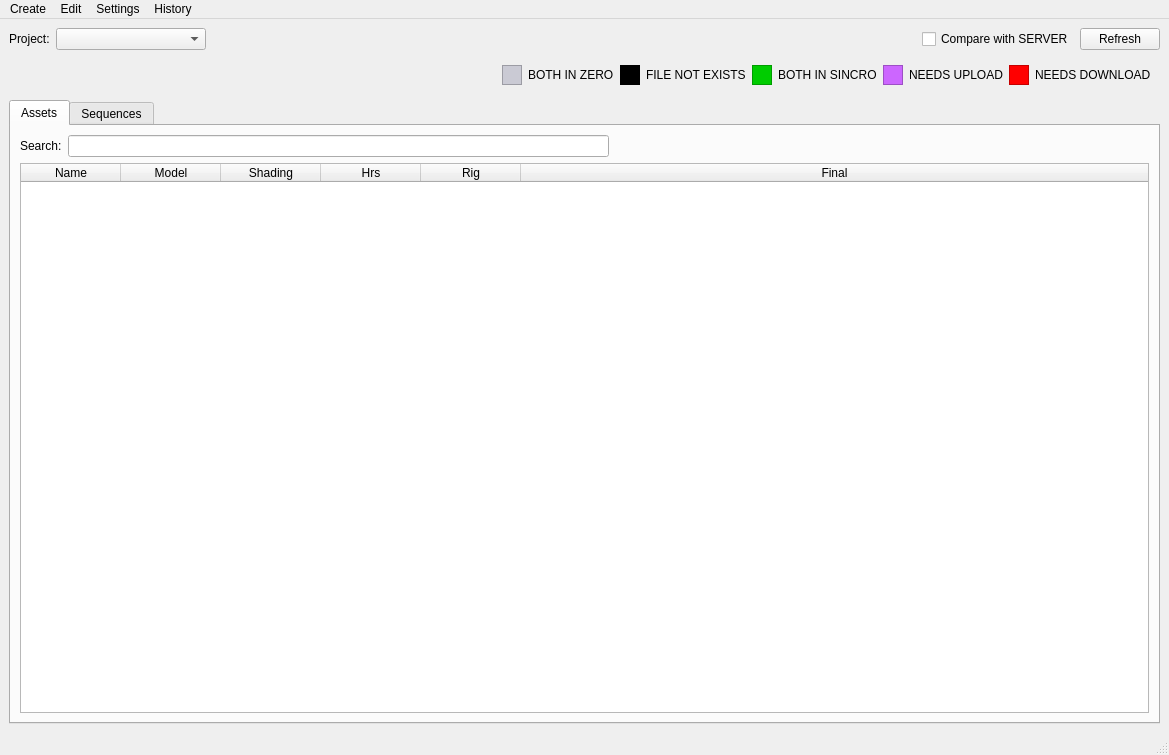
Above: pipe/manager/manager.ui from skarone/PipeL before the change. Below: the same form after it.
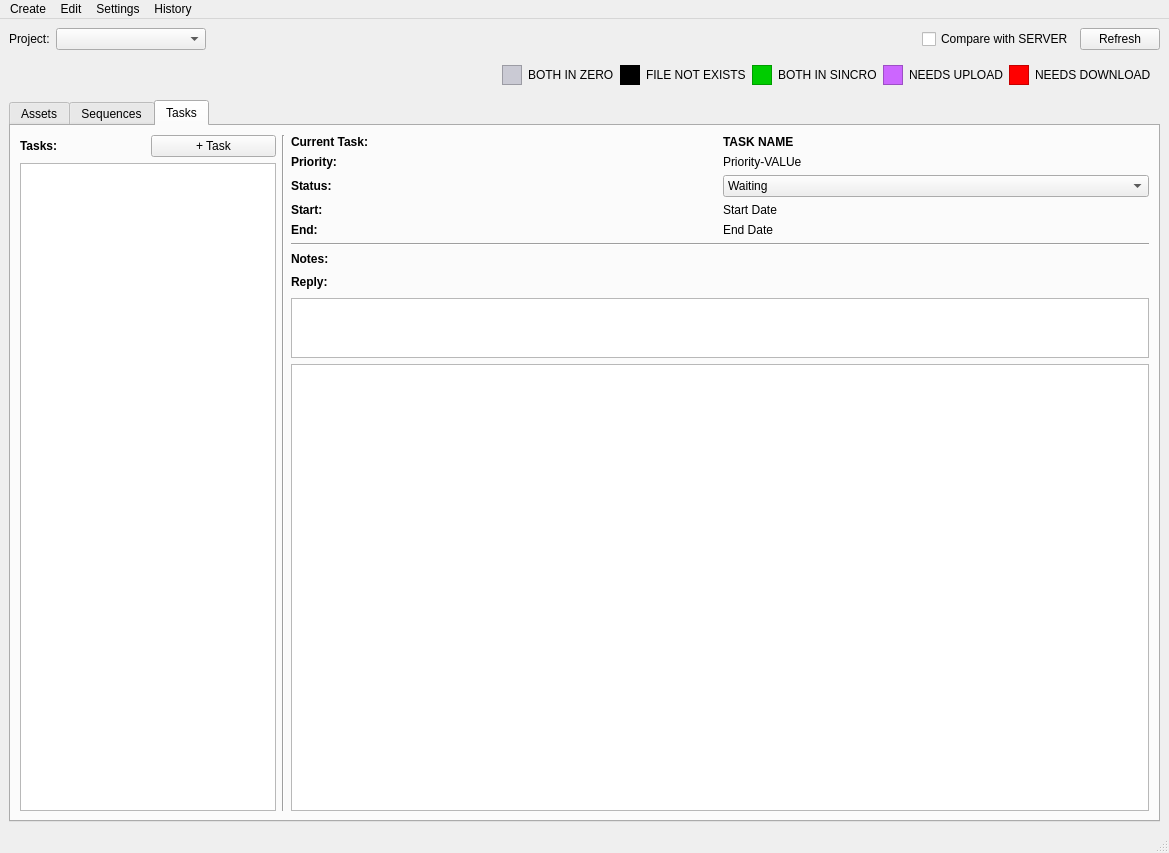
That is the form after the change.

Commit message: avance en task!

```diff
--- a/pipe/manager/manager.ui
+++ b/pipe/manager/manager.ui
@@ -7,7 +7,7 @@
     <x>0</x>
     <y>0</y>
     <width>1169</width>
-    <height>755</height>
+    <height>853</height>
    </rect>
   </property>
   <property name="windowTitle">
@@ -286,7 +286,7 @@
     <item>
      <widget class="QTabWidget" name="tabWidget">
       <property name="currentIndex">
-       <number>0</number>
+       <number>2</number>
       </property>
       <widget class="QWidget" name="assetsTab">
        <attribute name="title">
@@ -461,6 +461,260 @@
         </item>
        </layout>
       </widget>
+      <widget class="QWidget" name="tab">
+       <attribute name="title">
+        <string>Tasks</string>
+       </attribute>
+       <layout class="QHBoxLayout" name="horizontalLayout_8">
+        <item>
+         <layout class="QVBoxLayout" name="verticalLayout_6">
+          <property name="sizeConstraint">
+           <enum>QLayout::SetFixedSize</enum>
+          </property>
+          <item>
+           <layout class="QGridLayout" name="gridLayout_2">
+            <property name="sizeConstraint">
+             <enum>QLayout::SetMinimumSize</enum>
+            </property>
+            <item row="0" column="0">
+             <widget class="QLabel" name="label_11">
+              <property name="styleSheet">
+               <string notr="true">font: 75 23pt &quot;Corbel&quot;;
+font-weight: bold;</string>
+              </property>
+              <property name="text">
+               <string>Tasks:</string>
+              </property>
+             </widget>
+            </item>
+            <item row="0" column="1">
+             <widget class="QPushButton" name="pushButton">
+              <property name="styleSheet">
+               <string notr="true"/>
+              </property>
+              <property name="text">
+               <string>+ Task</string>
+              </property>
+              <property name="flat">
+               <bool>false</bool>
+              </property>
+             </widget>
+            </item>
+           </layout>
+          </item>
+          <item>
+           <widget class="QListWidget" name="task_lw">
+            <property name="sizePolicy">
+             <sizepolicy hsizetype="Fixed" vsizetype="Expanding">
+              <horstretch>0</horstretch>
+              <verstretch>0</verstretch>
+             </sizepolicy>
+            </property>
+           </widget>
+          </item>
+         </layout>
+        </item>
+        <item>
+         <widget class="Line" name="line_2">
+          <property name="orientation">
+           <enum>Qt::Vertical</enum>
+          </property>
+         </widget>
+        </item>
+        <item>
+         <layout class="QVBoxLayout" name="verticalLayout_3">
+          <item>
+           <layout class="QHBoxLayout" name="horizontalLayout_6">
+            <item>
+             <widget class="QLabel" name="label_2">
+              <property name="styleSheet">
+               <string notr="true">font: 75 20pt &quot;Corbel&quot;;
+font-weight: bold;</string>
+              </property>
+              <property name="text">
+               <string>Current Task:</string>
+              </property>
+             </widget>
+            </item>
+            <item>
+             <widget class="QLabel" name="label_10">
+              <property name="styleSheet">
+               <string notr="true">font: 75 20pt &quot;Corbel&quot;;
+font-weight: bold;</string>
+              </property>
+              <property name="text">
+               <string>TASK NAME</string>
+              </property>
+             </widget>
+            </item>
+           </layout>
+          </item>
+          <item>
+           <layout class="QGridLayout" name="gridLayout">
+            <item row="1" column="1">
+             <widget class="QComboBox" name="comboBox">
+              <item>
+               <property name="text">
+                <string>Waiting</string>
+               </property>
+              </item>
+              <item>
+               <property name="text">
+                <string>Review</string>
+               </property>
+              </item>
+              <item>
+               <property name="text">
+                <string>Pending</string>
+               </property>
+              </item>
+              <item>
+               <property name="text">
+                <string>In-Progress</string>
+               </property>
+              </item>
+              <item>
+               <property name="text">
+                <string>Approved</string>
+               </property>
+              </item>
+              <item>
+               <property name="text">
+                <string>Ready</string>
+               </property>
+              </item>
+             </widget>
+            </item>
+            <item row="3" column="1">
+             <widget class="QLabel" name="endDate_lbl">
+              <property name="text">
+               <string>End Date</string>
+              </property>
+             </widget>
+            </item>
+            <item row="0" column="1">
+             <widget class="QLabel" name="priority_val_lbl">
+              <property name="text">
+               <string>Priority-VALUe</string>
+              </property>
+             </widget>
+            </item>
+            <item row="2" column="1">
+             <widget class="QLabel" name="startDate_lbl">
+              <property name="text">
+               <string>Start Date</string>
+              </property>
+             </widget>
+            </item>
+            <item row="2" column="0">
+             <widget class="QLabel" name="label_5">
+              <property name="styleSheet">
+               <string notr="true">font: 75 10pt &quot;Corbel&quot;;
+font-weight: bold;</string>
+              </property>
+              <property name="text">
+               <string>Start:</string>
+              </property>
+             </widget>
+            </item>
+            <item row="3" column="0">
+             <widget class="QLabel" name="label_7">
+              <property name="styleSheet">
+               <string notr="true">font: 75 10pt &quot;Corbel&quot;;
+font-weight: bold;</string>
+              </property>
+              <property name="text">
+               <string>End:</string>
+              </property>
+             </widget>
+            </item>
+            <item row="0" column="0">
+             <widget class="QLabel" name="label_8">
+              <property name="styleSheet">
+               <string notr="true">font: 75 10pt &quot;Corbel&quot;;
+font-weight: bold;</string>
+              </property>
+              <property name="text">
+               <string>Priority:</string>
+              </property>
+             </widget>
+            </item>
+            <item row="1" column="0">
+             <widget class="QLabel" name="label_6">
+              <property name="styleSheet">
+               <string notr="true">font: 75 10pt &quot;Corbel&quot;;
+font-weight: bold;</string>
+              </property>
+              <property name="text">
+               <string>Status:</string>
+              </property>
+             </widget>
+            </item>
+           </layout>
+          </item>
+          <item>
+           <widget class="Line" name="line">
+            <property name="orientation">
+             <enum>Qt::Horizontal</enum>
+            </property>
+           </widget>
+          </item>
+          <item>
+           <widget class="QLabel" name="label_9">
+            <property name="styleSheet">
+             <string notr="true">font: 75 20pt &quot;Corbel&quot;;
+font-weight: bold;</string>
+            </property>
+            <property name="text">
+             <string>Notes:</string>
+            </property>
+           </widget>
+          </item>
+          <item>
+           <layout class="QHBoxLayout" name="horizontalLayout_7">
+            <item>
+             <widget class="QLabel" name="reply_lbl">
+              <property name="styleSheet">
+               <string notr="true">font: 75 10pt &quot;Corbel&quot;;
+font-weight: bold;</string>
+              </property>
+              <property name="text">
+               <string>Reply:</string>
+              </property>
+             </widget>
+            </item>
+            <item>
+             <spacer name="horizontalSpacer_4">
+              <property name="orientation">
+               <enum>Qt::Horizontal</enum>
+              </property>
+              <property name="sizeHint" stdset="0">
+               <size>
+                <width>40</width>
+                <height>20</height>
+               </size>
+              </property>
+             </spacer>
+            </item>
+           </layout>
+          </item>
+          <item>
+           <widget class="QTextEdit" name="note_te">
+            <property name="maximumSize">
+             <size>
+              <width>16777215</width>
+              <height>60</height>
+             </size>
+            </property>
+           </widget>
+          </item>
+          <item>
+           <widget class="QListWidget" name="note_lw"/>
+          </item>
+         </layout>
+        </item>
+       </layout>
+      </widget>
      </widget>
     </item>
    </layout>
```
The commit also changes 10 other files.
